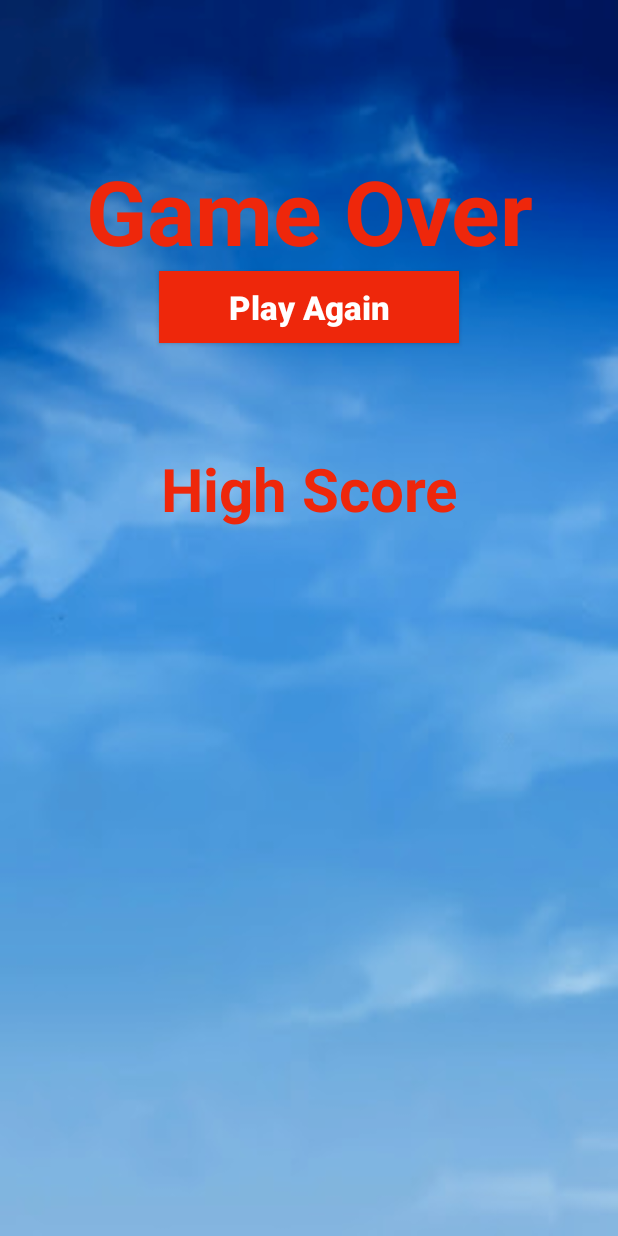
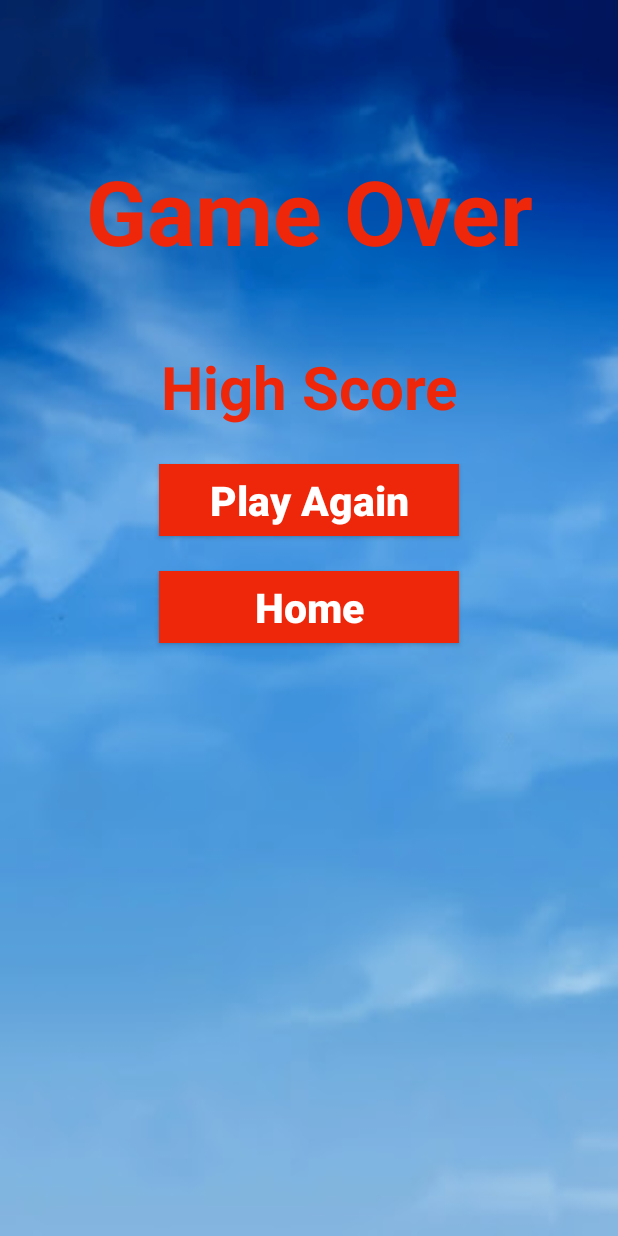
Before and after one commit to Vaibhav-Kambli/Android, an Android app: the layout activity_game_over.xml on its own in the app's theme, with its tools: preview values and no code run, on a phone screen of 412 x 824 dp. Run offline under Robolectric (Android 15) with nearby library versions, the phone set to English and light mode, and no system bars.

Commit message:
Updated game over activity and additional features

```diff
--- a/src/main/AndroidManifest.xml
+++ b/src/main/AndroidManifest.xml
@@ -9,7 +9,8 @@
         android:roundIcon="@drawable/pho"
         android:supportsRtl="true"
         android:theme="@style/AppTheme">
-        <activity android:name=".GameOverActivity"></activity>
+        <activity android:name=".MenuActivity"></activity>
+        <activity android:name=".GameOverActivity" />
         <activity android:name=".PopUpActivity">
             <intent-filter>
                 <action android:name="android.intent.action.MAIN" />
@@ -17,7 +18,7 @@
                 <category android:name="android.intent.category.LAUNCHER" />
             </intent-filter>
         </activity>
-        <activity android:name=".MainActivity"></activity>
+        <activity android:name=".MainActivity" />
     </application>
 
 </manifest>
--- a/src/main/java/com/example/wings/MainActivity.java
+++ b/src/main/java/com/example/wings/MainActivity.java
@@ -11,6 +11,7 @@ import java.util.TimerTask;
 public class MainActivity extends AppCompatActivity {
 
 
+    // create instance of BirdView class
     private BirdView birdView;
     private Handler handler = new Handler();
     private final static long Interval = 40;
@@ -24,6 +25,7 @@ public class MainActivity extends AppCompatActivity {
         setContentView(birdView);
 
         Timer timer = new Timer();
+        // run the handler thread immediately when it's launched
         timer.schedule(new TimerTask() {
             @Override
             public void run() {
--- a/src/main/java/com/example/wings/PopUpActivity.java
+++ b/src/main/java/com/example/wings/PopUpActivity.java
@@ -24,8 +24,8 @@ public class PopUpActivity extends AppCompatActivity {
                 }
                 finally {
 
-                    // after seven seconds, open MainActivity
-                    Intent intent = new Intent(PopUpActivity.this, MainActivity.class);
+                    // after seven seconds, open MenuActivity
+                    Intent intent = new Intent(PopUpActivity.this, MenuActivity.class);
                     startActivity(intent);
                 }
             }
--- a/src/main/res/layout/activity_game_over.xml
+++ b/src/main/res/layout/activity_game_over.xml
@@ -7,20 +7,6 @@
     android:background="@drawable/sky"
     tools:context=".GameOverActivity">
 
-    <Button
-        android:id="@+id/play_btn"
-        android:layout_width="200dp"
-        android:layout_height="wrap_content"
-        android:padding="5dp"
-        android:text="Play Again"
-        android:textColor="#fff"
-        android:textStyle="bold"
-        android:textSize="22dp"
-        android:textAllCaps="false"
-        android:background="@color/colorPrimaryDark"
-        android:layout_centerHorizontal="true"
-        android:layout_below="@id/gameOver"
-        ></Button>
     <TextView
         android:id="@+id/gameOver"
         android:layout_width="match_parent"
@@ -37,13 +23,14 @@
 
     </TextView>
 
+
     <TextView
         android:id="@+id/highScore"
         android:layout_width="match_parent"
-        android:layout_height="wrap_content"
-        android:layout_marginTop="70dp"
+        android:layout_height="match_parent"
+        android:layout_marginTop="50dp"
         android:text="High Score"
-        android:layout_below="@id/play_btn"
+        android:layout_below="@id/gameOver"
         android:textAlignment="center"
         android:textStyle="bold"
         android:textSize="40dp"
@@ -51,4 +38,36 @@
         android:layout_alignParentBottom="true"/>
 
 
+    <Button
+        android:id="@+id/play_btn"
+        android:layout_width="200dp"
+        android:layout_height="wrap_content"
+        android:layout_above="@id/menu_btn"
+        android:layout_centerHorizontal="true"
+        android:layout_marginTop="50dp"
+        android:layout_marginBottom="23dp"
+        android:background="@color/colorPrimaryDark"
+        android:padding="5dp"
+        android:text="Play Again"
+        android:textAllCaps="false"
+        android:textColor="#fff"
+        android:textSize="27dp"
+        android:textStyle="bold"></Button>
+
+    <Button
+        android:id="@+id/menu_btn"
+        android:layout_width="200dp"
+        android:layout_height="wrap_content"
+        android:layout_above="@id/highScore"
+        android:layout_marginBottom="-248dp"
+        android:background="@color/colorPrimaryDark"
+        android:padding="5dp"
+        android:text="Home"
+        android:textAllCaps="false"
+        android:textColor="#fff"
+        android:textSize="27dp"
+        android:textStyle="bold"
+        android:layout_centerHorizontal="true"></Button>
+
+
 </RelativeLayout>
```
Also changed, not shown: src/main/java/com/example/wings/BirdView.java (+20 -2 lines), src/main/java/com/example/wings/GameOverActivity.java (+22 -0 lines), src/main/java/com/example/wings/MenuActivity.java (added, +38 -0 lines), src/main/res/layout/activity_menu.xml (added, +58 -0 lines).
